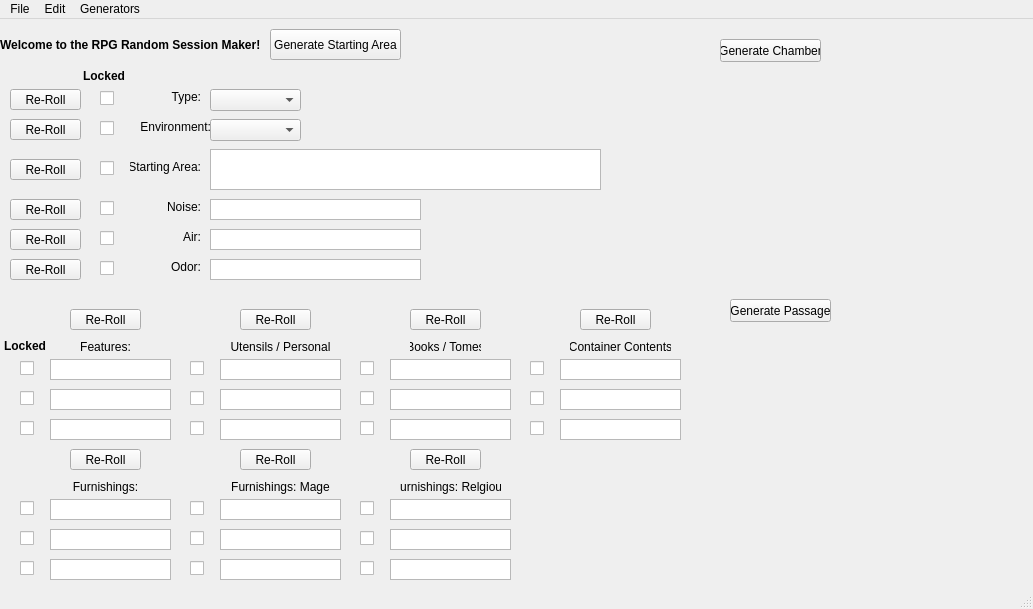
First picture: the form in RSMaker/QTemplates/RSM_Main.ui, repository Tellusionist/RPGRandomSessionMaker, before the edit.
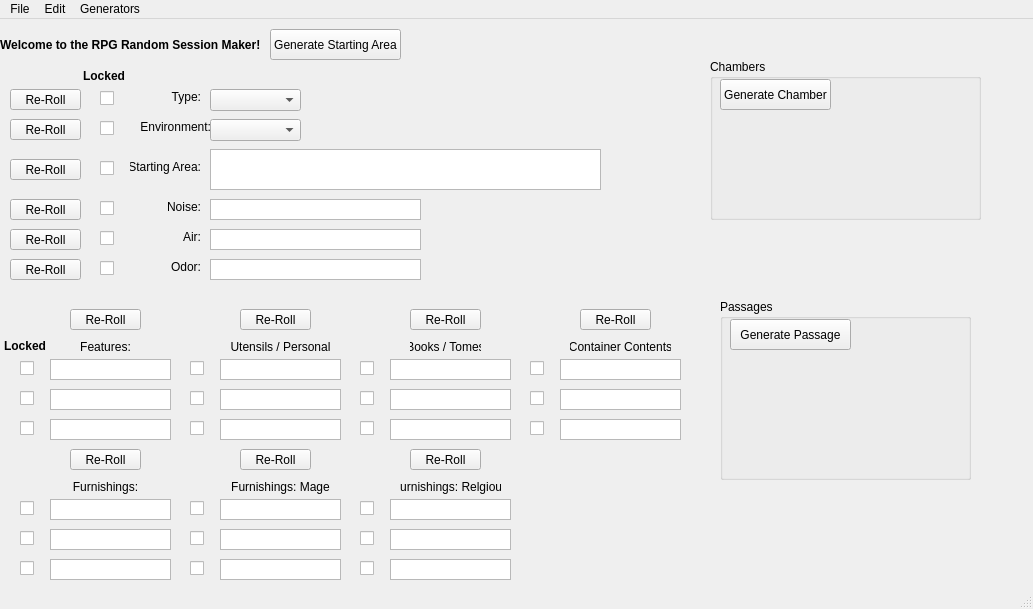
Second picture: the form after the edit. Icons and pictures are not drawn.

The edit to the form file:
```diff
--- a/RSMaker/QTemplates/RSM_Main.ui
+++ b/RSMaker/QTemplates/RSM_Main.ui
@@ -14,7 +14,7 @@
    <string>RPG Random Session Maker</string>
   </property>
   <property name="windowIcon">
-   <iconset resource="resources/QtResources.qrc">
+   <iconset resource="QtResources.qrc">
     <normaloff>:/icons/5e_logo_dark_256.bmp</normaloff>:/icons/5e_logo_dark_256.bmp</iconset>
   </property>
   <widget class="QWidget" name="centralwidget">
@@ -1386,26 +1386,51 @@
      <set>Qt::AlignCenter</set>
     </property>
    </widget>
+   <widget class="QGroupBox" name="box_chambers">
+    <property name="geometry">
+     <rect>
+      <x>710</x>
+      <y>40</y>
+      <width>271</width>
+      <height>161</height>
+     </rect>
+    </property>
+    <property name="title">
+     <string>Chambers</string>
+    </property>
    <widget class="QPushButton" name="btn_gen_chamber">
     <property name="geometry">
      <rect>
-      <x>720</x>
+       <x>10</x>
       <y>20</y>
-      <width>101</width>
-      <height>23</height>
+       <width>111</width>
+       <height>31</height>
      </rect>
     </property>
     <property name="text">
      <string>Generate Chamber</string>
     </property>
    </widget>
-   <widget class="QPushButton" name="btn_gen_passage">
+   </widget>
+   <widget class="QGroupBox" name="box_passages">
     <property name="geometry">
      <rect>
-      <x>730</x>
+      <x>720</x>
       <y>280</y>
-      <width>101</width>
-      <height>23</height>
+      <width>251</width>
+      <height>181</height>
+     </rect>
+    </property>
+    <property name="title">
+     <string>Passages</string>
+    </property>
+    <widget class="QPushButton" name="btn_gen_passage">
+     <property name="geometry">
+      <rect>
+       <x>10</x>
+       <y>20</y>
+       <width>121</width>
+       <height>31</height>
      </rect>
     </property>
     <property name="text">
@@ -1413,6 +1438,7 @@
     </property>
    </widget>
   </widget>
+  </widget>
   <widget class="QMenuBar" name="menubar">
    <property name="geometry">
     <rect>
```
Left out of the diff: 2 changed lines with no effect on the pictures. Lines whose indentation alone changed are shown as unchanged.
